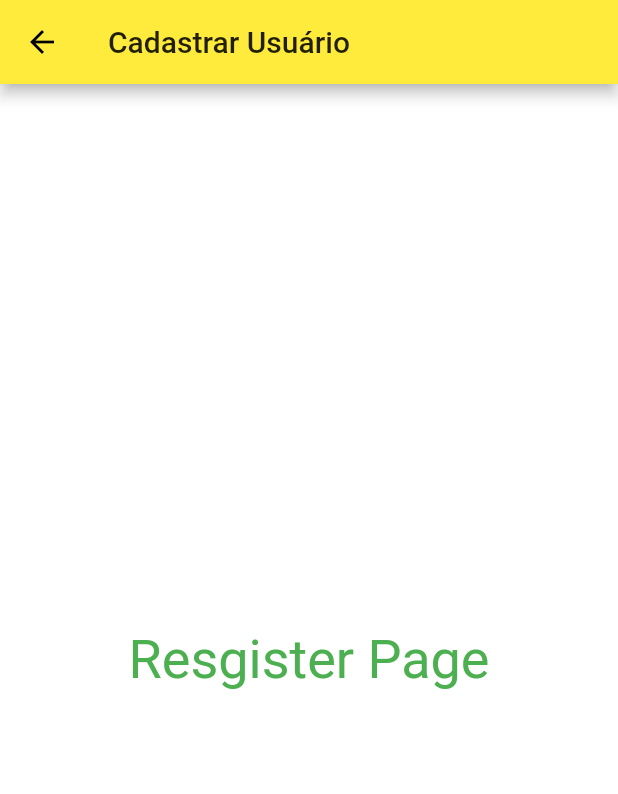
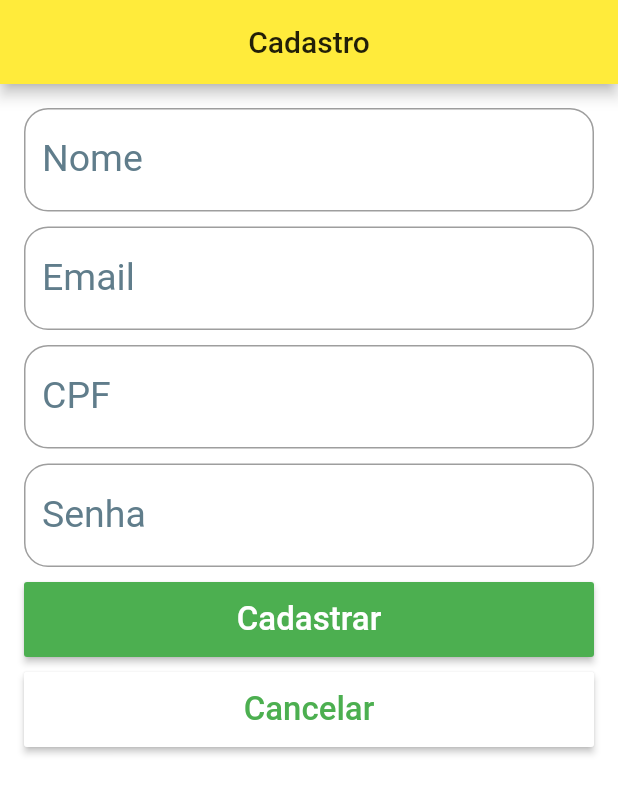
Before and after one commit to WellersonPereira/restaurante-app-projeto-tres, a Flutter app: the screen it shows after launch, after a tap on "Entrar", after a tap on "Novato", on a phone screen of 412 x 824 dp. Shown: the top 794 px of the screen. Run offline on Flutter 3.47's test engine with Material 2 defaults, Android fonts, the phone set to English and light mode, and no system bars; our stand-ins replace firebase_auth, google_sign_in, shared_preferences; missing offline and left inert: flutter_auth_buttons; accounts and stored records are empty.

Commit message:
Cadastrar no firebase

```diff
--- a/lib/firebase/firebase_service.dart
+++ b/lib/firebase/firebase_service.dart
@@ -1,4 +1,5 @@
 import 'package:firebase_auth/firebase_auth.dart';
+import 'package:flutter/services.dart';
 import 'package:google_sign_in/google_sign_in.dart';
 import 'package:projeto_restaurante/Model/usuario.dart';
 import 'package:projeto_restaurante/api_response.dart';
@@ -6,6 +7,23 @@ import 'package:projeto_restaurante/api_response.dart';
 class FirebaseService {
   final GoogleSignIn _googleSignIn = GoogleSignIn();
   final FirebaseAuth _auth = FirebaseAuth.instance;
+
+  Future<ApiResponse> cadastrar(String nome, String email, String senha) async {
+    try {
+      final FirebaseUser fUser = (await _auth.createUserWithEmailAndPassword(email: email, password: senha)).user;
+      print("Usuario criado: ${fUser.displayName}");
+
+      final userUpdateInfo = UserUpdateInfo();
+      userUpdateInfo.displayName = nome;
+      userUpdateInfo.photoUrl = "";
+      fUser.updateProfile(userUpdateInfo);
+
+      return ApiResponse.ok();
+    } catch (error) {
+      print("Firebase error $error");
+      return ApiResponse.error(msg: "Não foi possível fazer o login");
+    }
+  }
 
   Future<ApiResponse> login(String email, String senha) async {
     try {
--- a/lib/pages/login_page.dart
+++ b/lib/pages/login_page.dart
@@ -1,3 +1,5 @@
+import 'dart:async';
+
 import 'package:flutter/material.dart';
 import 'package:flutter/rendering.dart';
 import 'package:flutter_auth_buttons/flutter_auth_buttons.dart';
@@ -11,12 +13,15 @@ import 'package:projeto_restaurante/utils/nav.dart';
 import 'package:projeto_restaurante/widgets/login_button.dart';
 import 'package:projeto_restaurante/widgets/login_text.dart';
 
+import '../api_response.dart';
+
 class LoginPage extends StatefulWidget {
   @override
   _LoginPageState createState() => _LoginPageState();
 }
 
 class _LoginPageState extends State<LoginPage> {
+  final _streamController = StreamController<bool>();
   final _formKey = GlobalKey<FormState>();
   final _tEmail = TextEditingController();
   final _tPassWord = TextEditingController();
@@ -45,14 +50,14 @@ class _LoginPageState extends State<LoginPage> {
         padding: EdgeInsets.all(16),
         child: ListView(
           children: <Widget>[
-            LoginText(
+            AppText(
               "Email",
               "joaozinho@hotmail.com",
               controller: _tEmail,
               validator: _validatorLogin,
             ),
             SizedBox(height: 10),
-            LoginText("Senha", "Digite sua senha",
+            AppText("Senha", "Digite sua senha",
                 obscure: true,
                 validator: _validatorPassWord,
                 controller: _tPassWord),
@@ -67,10 +72,16 @@ class _LoginPageState extends State<LoginPage> {
                   width: 10,
                 ),
                 Expanded(
-                    child: AppButton(
+                    child: StreamBuilder<bool>(
+                      stream: _streamController.stream,
+                      initialData: false,
+                      builder: (context, snapshot) {
+                        return AppButton(
                   "Novato",
                   onPressed: _onClickRegister,
-                )),
+                );
+                      }
+                    )),
               ],
             ),
             Container(
@@ -105,8 +116,15 @@ class _LoginPageState extends State<LoginPage> {
     String email = _tEmail.text;
     String password = _tPassWord.text;
 
-    ApiResponse response = await _bloc.login(email, password);
-    push(context, HomePage());
+    final service = FirebaseService();
+    final response = await service.login(email, password);
+
+    if (response.ok) {
+      push(context, HomePage(), replace: true);
+    }
+    else
+      alert(context, response.msg,);
+
   }
 
   String _validatorLogin(String text) {
@@ -127,6 +145,6 @@ class _LoginPageState extends State<LoginPage> {
   }
 
   _onClickRegister() {
-    push(context, RegisterUser());
+    push(context, RegisterUser(), replace: true);
   }
 }
--- a/lib/pages/register_user.dart
+++ b/lib/pages/register_user.dart
@@ -1,22 +1,145 @@
+import 'package:flutter/foundation.dart';
 import 'package:flutter/material.dart';
+import 'package:projeto_restaurante/firebase/firebase_service.dart';
+import 'package:projeto_restaurante/pages/home_page.dart';
+import 'package:projeto_restaurante/pages/login_page.dart';
+import 'package:projeto_restaurante/utils/alert.dart';
+import 'package:projeto_restaurante/utils/nav.dart';
+import 'package:projeto_restaurante/widgets/login_button.dart';
+import 'package:projeto_restaurante/widgets/login_text.dart';
 
-class RegisterUser extends StatelessWidget {
+class RegisterUser extends StatefulWidget {
+  @override
+  _RegisterUserState createState() => _RegisterUserState();
+}
+
+class _RegisterUserState extends State<RegisterUser> {
+  final _formKey = GlobalKey<FormState>();
+  final _tName = TextEditingController();
+  final _tEmail = TextEditingController();
+  final _tCpf = TextEditingController();
+  final _tPassword = TextEditingController();
+
   @override
   Widget build(BuildContext context) {
     return Scaffold(
       appBar: AppBar(
-        title: Text("Cadastrar Usuário"),
+        centerTitle: true,
+        title: Text("Cadastro"),
       ),
       body: _body(),
     );
   }
 
   _body() {
-    return Center(
-      child: Text(
-        "Resgister Page",
-        style: TextStyle(fontSize: 36, color: Colors.green),
+    return Form(
+      key: _formKey,
+      child: Container(
+        padding: EdgeInsets.all(16),
+        child: ListView(
+          children: <Widget>[
+            //TODO: Implement focus;
+            AppText(
+              "Nome",
+              "Informe seu nome",
+              controller: _tName,
+              validator: _validateName,
+            ),
+            SizedBox(height: 10),
+            AppText(
+              "Email",
+              "Informe seu Email",
+              controller: _tEmail,
+              validator: _validateLastName,
+            ),
+            SizedBox(height: 10),
+            AppText(
+              "CPF",
+              "Informe seu CPF",
+              controller: _tCpf,
+              validator: _validateCpf,
+            ),
+            SizedBox(height: 10),
+            AppText(
+              "Senha",
+              "Informe sua senha",
+              controller: _tPassword,
+              validator: _validatePassword,
+              obscure: true,
+            ),
+            SizedBox(height: 10),
+            AppButton(
+              "Cadastrar",
+              onPressed: () {
+                _onClickRegister();
+              },
+            ),
+            SizedBox(height: 10,),
+            AppButton(
+              "Cancelar", bntColor: Colors.white, textColor: Colors.green,
+              onPressed: _onClickCancel,
+            )
+          ],
+        ),
       ),
     );
   }
+
+  void _onClickRegister() async {
+    if (!_formKey.currentState.validate()) {
+      return;
+    }
+    print("Cadastrar");
+
+    String name = _tName.text;
+    String email = _tEmail.text;
+    String cpf = _tCpf.text;
+    String password = _tPassword.text;
+
+    print("Cadastrado Sr.$name $email");
+
+    final service = FirebaseService();
+    final response = await service.cadastrar(name, email, password);
+
+    if (response.ok) {
+      push(context, HomePage(), replace: true);
+    }
+    else
+      alert(context, response.msg,);
+  }
+
+  String _validateName(String text) {
+    if (text.isEmpty) {
+      return "Digite o login";
+    }
+    return null;
+  }
+
+  String _validateLastName(String text) {
+    if (text.isEmpty) {
+      return "Digite o login";
+    }
+    return null;
+  }
+
+  String _validateCpf(String text) {
+    if (text.isEmpty) {
+      return "Digite o login";
+    }
+    return null;
+  }
+
+  String _validatePassword(String text) {
+    if (text.isEmpty) {
+      return "Digite a senha";
+    }
+    if (text.length < 3) {
+      return "A senha precisa ter pelo menos 6 caractéres";
+    }
+    return null;
+  }
+
+  _onClickCancel() {
+    push(context, LoginPage(), replace: true);
+  }
 }
--- a/lib/widgets/login_button.dart
+++ b/lib/widgets/login_button.dart
@@ -3,8 +3,10 @@ import 'package:flutter/material.dart';
 class AppButton extends StatelessWidget {
   String text;
   Function onPressed;
+  Color bntColor;
+  Color textColor;
 
-  AppButton(this.text, {this.onPressed});
+  AppButton(this.text, {this.onPressed, this.bntColor = Colors.green, this.textColor = Colors.white});
 
   @override
   Widget build(BuildContext context) {
@@ -12,10 +14,10 @@ class AppButton extends StatelessWidget {
       height: 50,
       width: 180,
       child: RaisedButton(
-        color: Colors.green,
+        color: bntColor,
         child: Text(
           text,
-          style: TextStyle(fontSize: 22, color: Colors.white),
+          style: TextStyle(fontSize: 22, color: textColor),
         ),
         onPressed: onPressed,
       ),
--- a/lib/widgets/login_text.dart
+++ b/lib/widgets/login_text.dart
@@ -1,13 +1,14 @@
 import 'package:flutter/material.dart';
 
-class LoginText extends StatelessWidget {
+class AppText extends StatelessWidget {
+  //TODO: Implement input type
   String label;
   String hint;
   bool obscure = false;
   TextEditingController controller;
   FormFieldValidator<String> validator;
 
-  LoginText(
+  AppText(
     this.label,
     this.hint, {
     this.obscure = false,
--- a/pubspec.yaml
+++ b/pubspec.yaml
@@ -27,6 +27,7 @@ dependencies:
   firebase_auth: ^0.14.0+5
   firebase_core: ^0.4.0+9
   google_sign_in: ^4.0.7
+  cloud_firestore: ^0.12.9+5
 
 
   # The following adds the Cupertino Icons font to your application.
```
Also changed, not shown: pubspec.lock.
